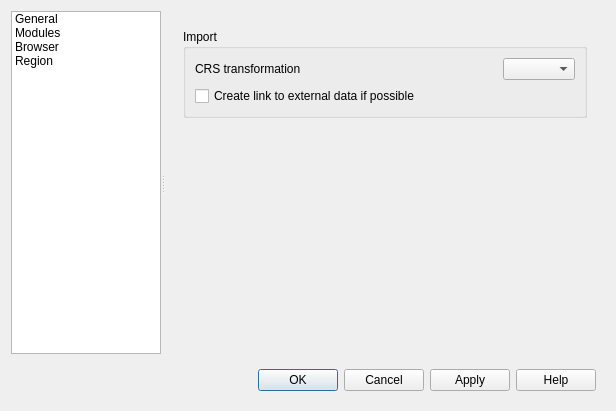
This is src/providers/grass/qgsgrassoptionsbase.ui in carsmie/QGIS as Qt 5 draws it before an edit. The edited form follows.
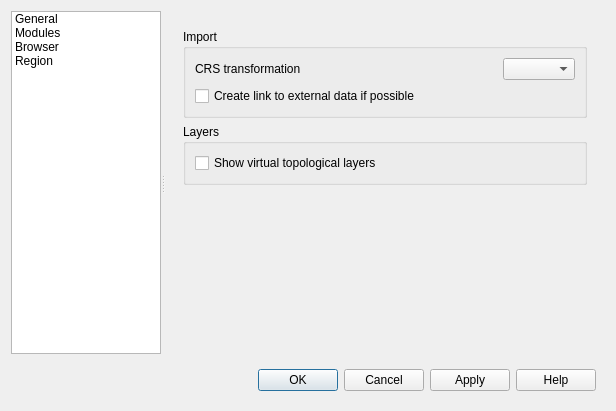
This is the edited form. The open tabs and pages were chosen to show the change. Icons and pictures are not drawn. Custom widgets are drawn as their Qt base class.

Commit message: [GRASS] optionally show virtual topo layers

Diff of the .ui file:
```diff
--- a/src/providers/grass/qgsgrassoptionsbase.ui
+++ b/src/providers/grass/qgsgrassoptionsbase.ui
@@ -402,6 +402,28 @@
                  </layout>
                 </widget>
                </item>
+               <item>
+                <widget class="QgsCollapsibleGroupBox" name="mLayersBox">
+                 <property name="sizePolicy">
+                  <sizepolicy hsizetype="Expanding" vsizetype="Preferred">
+                   <horstretch>0</horstretch>
+                   <verstretch>0</verstretch>
+                  </sizepolicy>
+                 </property>
+                 <property name="title">
+                  <string>Layers</string>
+                 </property>
+                 <layout class="QVBoxLayout" name="verticalLayout_12">
+                  <item>
+                   <widget class="QCheckBox" name="mTopoLayersCheckBox">
+                    <property name="text">
+                     <string>Show virtual topological layers</string>
+                    </property>
+                   </widget>
+                  </item>
+                 </layout>
+                </widget>
+               </item>
                <item>
                 <spacer name="verticalSpacer">
                  <property name="orientation">
```
Left out of the diff: 8 changed lines with no effect on the pictures. The commit also changes 4 other files.
